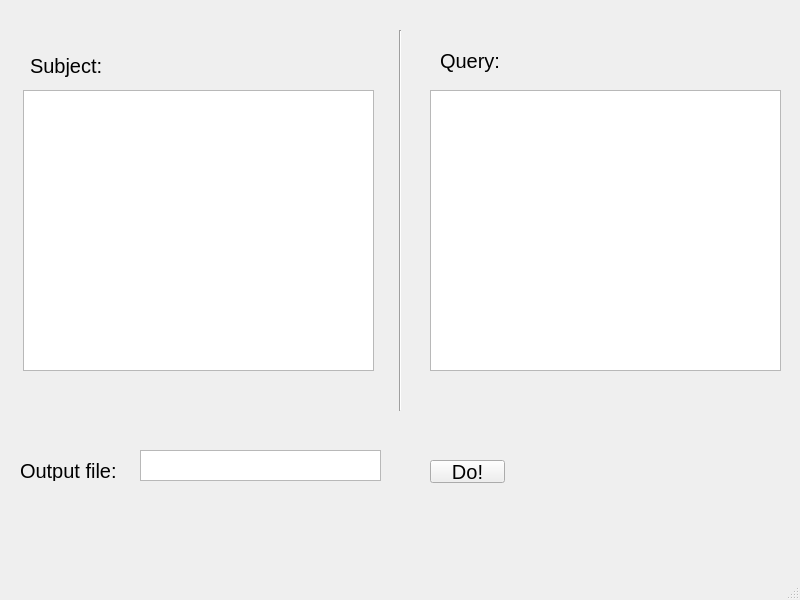
First picture: the form in UI/Gao's SB.ui, repository bioinformatist/Gao-s-SB, before the edit.
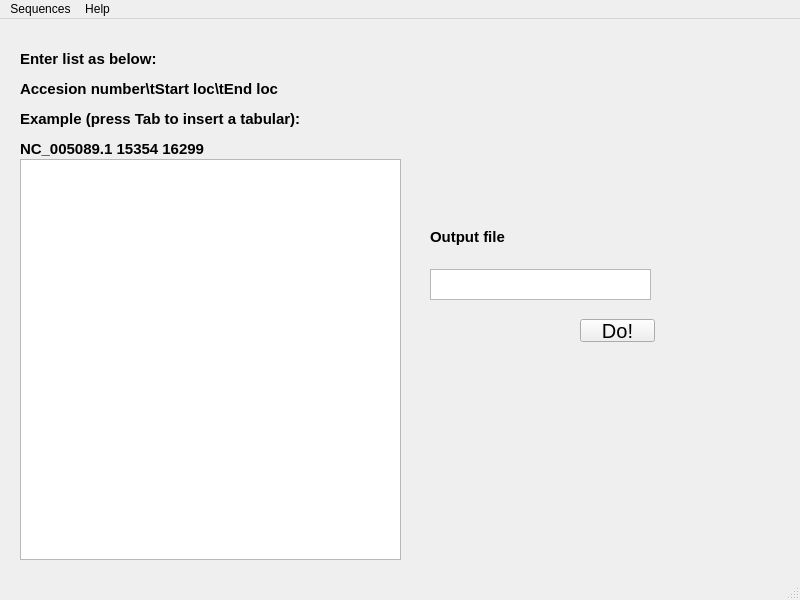
Second picture: the form after the edit. The open tabs and pages were chosen to show the change.

What changed in the file:
```diff
--- a/UI/Gao's SB.ui
+++ b/UI/Gao's SB.ui
@@ -14,11 +14,72 @@
    <string>MainWindow</string>
   </property>
   <widget class="QWidget" name="centralwidget">
+   <widget class="QStackedWidget" name="stackedWidget_main">
+    <property name="geometry">
+     <rect>
+      <x>10</x>
+      <y>10</y>
+      <width>781</width>
+      <height>541</height>
+     </rect>
+    </property>
+    <property name="currentIndex">
+     <number>0</number>
+    </property>
+    <widget class="QWidget" name="page_about">
+     <widget class="QLabel" name="label_about">
+      <property name="geometry">
+       <rect>
+        <x>20</x>
+        <y>10</y>
+        <width>161</width>
+        <height>51</height>
+       </rect>
+      </property>
+      <property name="font">
+       <font>
+        <pointsize>30</pointsize>
+        <weight>75</weight>
+        <italic>true</italic>
+        <bold>true</bold>
+       </font>
+      </property>
+      <property name="text">
+       <string>About</string>
+      </property>
+     </widget>
+     <widget class="QLabel" name="label_2">
+      <property name="geometry">
+       <rect>
+        <x>20</x>
+        <y>50</y>
+        <width>691</width>
+        <height>421</height>
+       </rect>
+      </property>
+      <property name="text">
+       <string>What you're using is a toolbox for bioinformatics works in Dr. Gao's lab.
+Contributors: Yu Sun
+You may choose tools from menu.</string>
+      </property>
+     </widget>
+    </widget>
+    <widget class="QWidget" name="page_alignQuery">
+     <widget class="QTextEdit" name="textEdit_subject">
+      <property name="geometry">
+       <rect>
+        <x>20</x>
+        <y>50</y>
+        <width>351</width>
+        <height>281</height>
+       </rect>
+      </property>
+     </widget>
    <widget class="QLabel" name="label_subject">
     <property name="geometry">
      <rect>
       <x>30</x>
-      <y>40</y>
+        <y>0</y>
       <width>91</width>
       <height>51</height>
      </rect>
@@ -26,16 +87,18 @@
     <property name="font">
      <font>
       <pointsize>15</pointsize>
+        <weight>75</weight>
+        <bold>true</bold>
      </font>
     </property>
     <property name="text">
-     <string>Subject:</string>
+       <string>Subject</string>
     </property>
    </widget>
    <widget class="Line" name="line">
     <property name="geometry">
      <rect>
-      <x>390</x>
+        <x>370</x>
       <y>30</y>
       <width>20</width>
       <height>381</height>
@@ -48,8 +111,8 @@
    <widget class="QLabel" name="label_query">
     <property name="geometry">
      <rect>
-      <x>440</x>
-      <y>30</y>
+        <x>399</x>
+        <y>-6</y>
       <width>191</width>
       <height>61</height>
      </rect>
@@ -57,17 +120,39 @@
     <property name="font">
      <font>
       <pointsize>15</pointsize>
+        <weight>75</weight>
+        <bold>true</bold>
      </font>
     </property>
     <property name="text">
-     <string>Query:</string>
+       <string>Query</string>
+      </property>
+     </widget>
+     <widget class="QTextEdit" name="textEdit_query">
+      <property name="geometry">
+       <rect>
+        <x>390</x>
+        <y>50</y>
+        <width>351</width>
+        <height>281</height>
+       </rect>
+      </property>
+     </widget>
+     <widget class="QTextEdit" name="textEdit_AlignmentDestination">
+      <property name="geometry">
+       <rect>
+        <x>170</x>
+        <y>440</y>
+        <width>241</width>
+        <height>31</height>
+       </rect>
     </property>
    </widget>
    <widget class="QLabel" name="label">
     <property name="geometry">
      <rect>
       <x>20</x>
-      <y>460</y>
+        <y>440</y>
       <width>121</width>
       <height>21</height>
      </rect>
@@ -75,17 +160,19 @@
     <property name="font">
      <font>
       <pointsize>15</pointsize>
+        <weight>75</weight>
+        <bold>true</bold>
      </font>
     </property>
     <property name="text">
      <string>Output file:</string>
     </property>
    </widget>
-   <widget class="QPushButton" name="pushButton">
+     <widget class="QPushButton" name="pushButton_doAligning">
     <property name="geometry">
      <rect>
       <x>430</x>
-      <y>460</y>
+        <y>440</y>
       <width>75</width>
       <height>23</height>
      </rect>
@@ -99,35 +186,82 @@
      <string>Do!</string>
     </property>
    </widget>
-   <widget class="QTextEdit" name="textEdit_subject">
+    </widget>
+    <widget class="QWidget" name="page_downloadSeq">
+     <widget class="QTextEdit" name="textEdit_accessionList">
     <property name="geometry">
      <rect>
-      <x>23</x>
-      <y>90</y>
-      <width>351</width>
-      <height>281</height>
+        <x>10</x>
+        <y>130</y>
+        <width>381</width>
+        <height>401</height>
      </rect>
     </property>
    </widget>
-   <widget class="QTextEdit" name="textEdit_query">
+     <widget class="QLabel" name="label_accessionList">
     <property name="geometry">
      <rect>
-      <x>430</x>
-      <y>90</y>
-      <width>351</width>
-      <height>281</height>
-     </rect>
-    </property>
-   </widget>
-   <widget class="QTextEdit" name="textEdit_destination">
+        <x>10</x>
+        <y>20</y>
+        <width>641</width>
+        <height>111</height>
+       </rect>
+      </property>
+      <property name="text">
+       <string>&lt;html&gt;&lt;head/&gt;&lt;body&gt;&lt;p&gt;&lt;span style=&quot; font-size:11pt; font-weight:600;&quot;&gt;Enter list as below:&lt;/span&gt;&lt;/p&gt;&lt;p&gt;&lt;span style=&quot; font-size:11pt; font-weight:600;&quot;&gt;Accesion number\tStart loc\tEnd loc&lt;/span&gt;&lt;/p&gt;&lt;p&gt;&lt;span style=&quot; font-size:11pt; font-weight:600;&quot;&gt;Example (press Tab to insert a tabular):&lt;/span&gt;&lt;/p&gt;&lt;p&gt;&lt;span style=&quot; font-size:11pt; font-weight:600;&quot;&gt;NC_005089.1 15354 16299&lt;/span&gt;&lt;/p&gt;&lt;/body&gt;&lt;/html&gt;</string>
+      </property>
+     </widget>
+     <widget class="QLabel" name="label_3">
     <property name="geometry">
      <rect>
-      <x>140</x>
-      <y>450</y>
-      <width>241</width>
+        <x>420</x>
+        <y>200</y>
+        <width>191</width>
+        <height>16</height>
+       </rect>
+      </property>
+      <property name="font">
+       <font>
+        <pointsize>11</pointsize>
+        <weight>75</weight>
+        <bold>true</bold>
+       </font>
+      </property>
+      <property name="text">
+       <string>Output file</string>
+      </property>
+     </widget>
+     <widget class="QTextEdit" name="textEdit_downloadSeqDestination">
+      <property name="geometry">
+       <rect>
+        <x>420</x>
+        <y>240</y>
+        <width>221</width>
       <height>31</height>
      </rect>
     </property>
+     </widget>
+     <widget class="QPushButton" name="pushButton_doDownloadSeq">
+      <property name="geometry">
+       <rect>
+        <x>570</x>
+        <y>290</y>
+        <width>75</width>
+        <height>23</height>
+       </rect>
+      </property>
+      <property name="font">
+       <font>
+        <pointsize>15</pointsize>
+        <weight>50</weight>
+        <bold>false</bold>
+       </font>
+      </property>
+      <property name="text">
+       <string>Do!</string>
+      </property>
+     </widget>
+    </widget>
    </widget>
   </widget>
   <widget class="QMenuBar" name="menubar">
@@ -139,6 +273,21 @@
      <height>23</height>
     </rect>
    </property>
+   <widget class="QMenu" name="menuSequences">
+    <property name="title">
+     <string>Sequences</string>
+    </property>
+    <addaction name="actionQuery_Aligner"/>
+    <addaction name="actionDownload_sequence"/>
+   </widget>
+   <widget class="QMenu" name="menuHelp">
+    <property name="title">
+     <string>Help</string>
+    </property>
+    <addaction name="actionAbout"/>
+   </widget>
+   <addaction name="menuSequences"/>
+   <addaction name="menuHelp"/>
   </widget>
   <widget class="QStatusBar" name="statusbar"/>
  </widget>
```
Left out of the diff: 46 changed lines with no effect on the pictures. Lines whose indentation alone changed are shown as unchanged.
